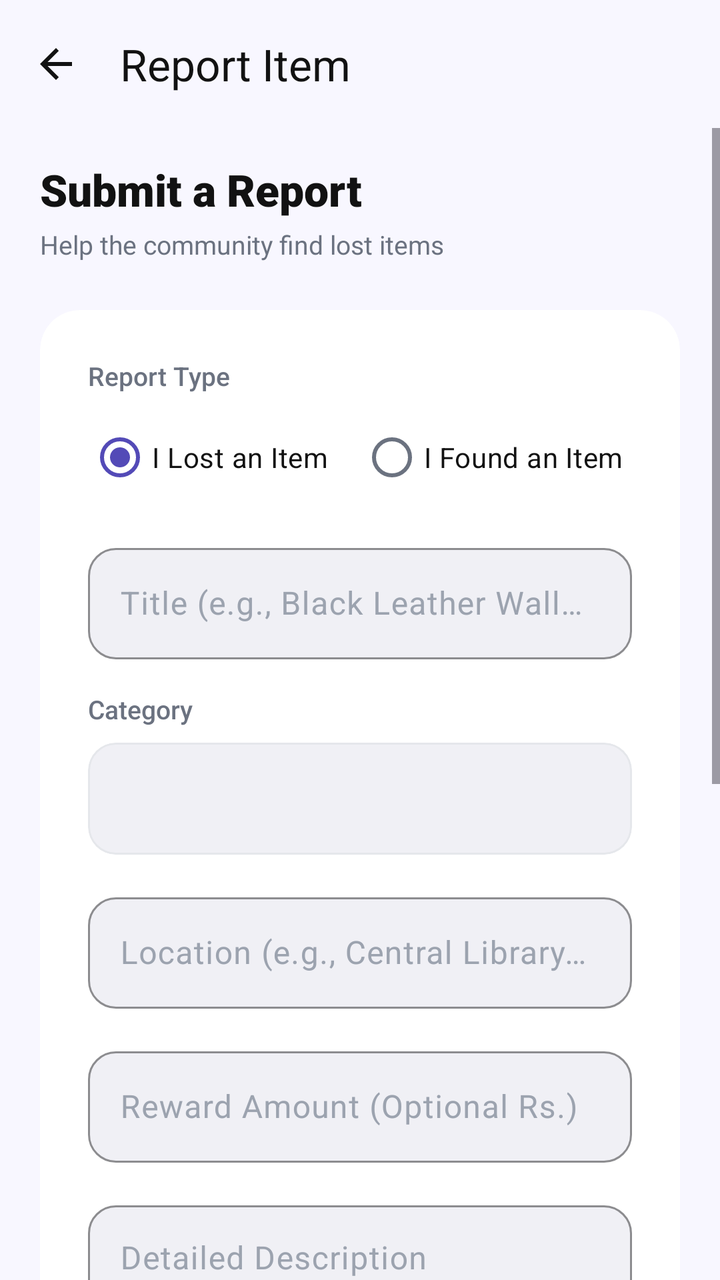
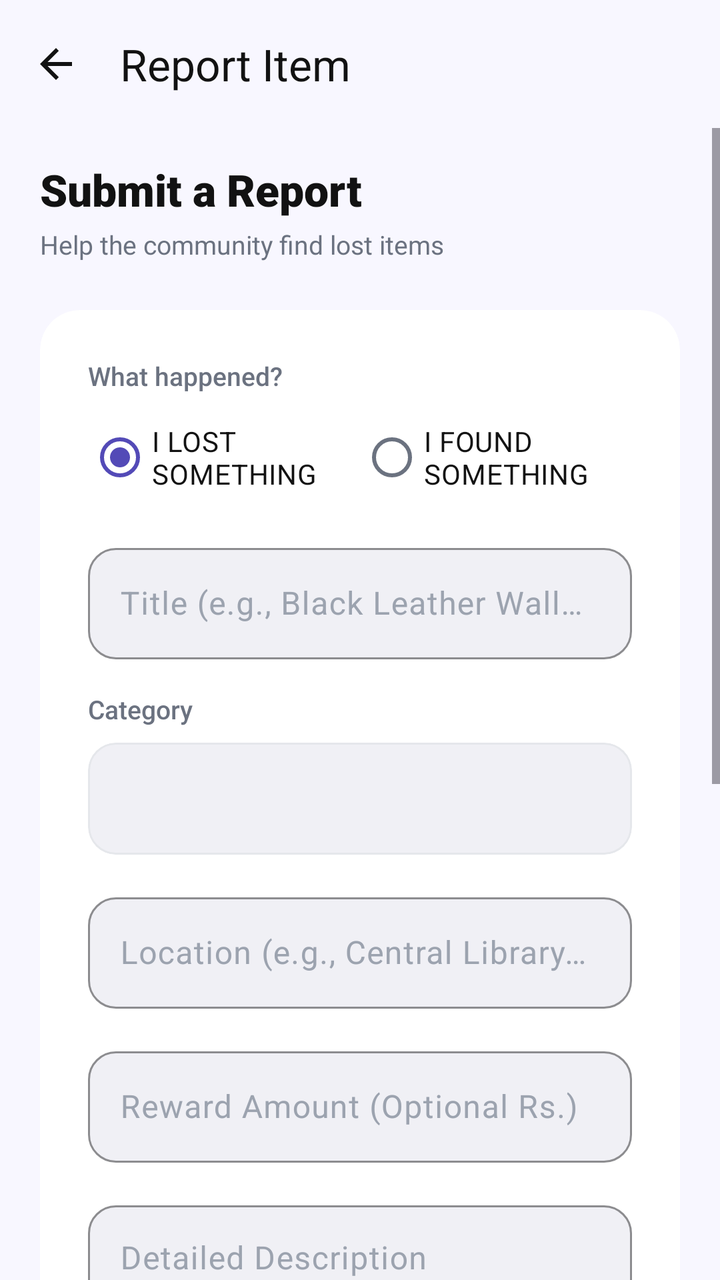

Screens rendered from an Android XML layout before and after an edit, with the pre-edit source and the edit as a unified diff.
<!-- AndroidManifest.xml: application theme Theme.Findora -->
<!-- res/layout/activity_upload_item.xml -->
<?xml version="1.0" encoding="utf-8"?>
<LinearLayout xmlns:android="http://schemas.android.com/apk/res/android"
    xmlns:app="http://schemas.android.com/apk/res-auto"
    android:layout_width="match_parent"
    android:layout_height="match_parent"
    android:background="@color/screen_background"
    android:orientation="vertical">

    <com.google.android.material.appbar.MaterialToolbar
        android:id="@+id/toolbar"
        android:layout_width="match_parent"
        android:layout_height="?attr/actionBarSize"
        android:background="@color/screen_background"
        app:navigationIcon="?attr/homeAsUpIndicator"
        app:navigationIconTint="@color/text_dark"
        app:title="Report Item"
        app:titleTextColor="@color/text_dark" />

    <ScrollView
        android:layout_width="match_parent"
        android:layout_height="match_parent"
        android:fillViewport="true">

        <LinearLayout
            android:layout_width="match_parent"
            android:layout_height="wrap_content"
            android:orientation="vertical"
            android:paddingHorizontal="@dimen/screen_padding_horizontal"
            android:paddingBottom="@dimen/spacing_xlarge">

            
            <TextView
                android:layout_width="wrap_content"
                android:layout_height="wrap_content"
                android:layout_marginTop="@dimen/spacing_medium"
                android:text="Submit a Report"
                android:textColor="@color/text_dark"
                android:textSize="@dimen/text_h2"
                android:fontFamily="sans-serif-black" />

            <TextView
                android:layout_width="wrap_content"
                android:layout_height="wrap_content"
                android:layout_marginTop="4dp"
                android:layout_marginBottom="@dimen/spacing_large"
                android:text="Help the community find lost items"
                android:textColor="@color/text_gray"
                android:textSize="@dimen/text_caption" />

            <com.google.android.material.card.MaterialCardView
                style="@style/Widget.Findora.Card"
                android:layout_width="match_parent"
                android:layout_height="wrap_content">

                <LinearLayout
                    android:layout_width="match_parent"
                    android:layout_height="wrap_content"
                    android:orientation="vertical"
                    android:padding="@dimen/spacing_large">

                    <TextView
                        android:layout_width="wrap_content"
                        android:layout_height="wrap_content"
                        android:text="Report Type"
                        android:textColor="@color/text_gray"
                        android:textSize="@dimen/text_caption"
                        android:fontFamily="sans-serif-medium" />

                    <RadioGroup
                        android:id="@+id/rgType"
                        android:layout_width="match_parent"
                        android:layout_height="wrap_content"
                        android:layout_marginTop="@dimen/spacing_small"
                        android:orientation="horizontal">

                        <RadioButton
                            android:id="@+id/rbLost"
                            android:layout_width="0dp"
                            android:layout_height="wrap_content"
                            android:layout_weight="1"
                            android:checked="true"
                            android:text="I Lost an Item"
                            android:textColor="@color/text_dark"
                            android:buttonTint="@color/primary_purple" />

                        <RadioButton
                            android:id="@+id/rbFound"
                            android:layout_width="0dp"
                            android:layout_height="wrap_content"
                            android:layout_weight="1"
                            android:text="I Found an Item"
                            android:textColor="@color/text_dark"
                            android:buttonTint="@color/primary_purple" />
                    </RadioGroup>

                    
                    <com.google.android.material.textfield.TextInputLayout
                        style="@style/Widget.Findora.TextInputLayout"
                        android:layout_width="match_parent"
                        android:layout_height="wrap_content"
                        android:layout_marginTop="@dimen/spacing_medium"
                        android:hint="Title (e.g., Black Leather Wallet)">

                        <com.google.android.material.textfield.TextInputEditText
                            android:id="@+id/etTitle"
                            android:layout_width="match_parent"
                            android:layout_height="wrap_content"
                            android:inputType="text"
                            android:textColor="@color/text_dark"
                            android:textColorHint="@color/text_hint"
                            android:singleLine="true" />
                    </com.google.android.material.textfield.TextInputLayout>

                    
                    <TextView
                        android:layout_width="wrap_content"
                        android:layout_height="wrap_content"
                        android:layout_marginTop="@dimen/spacing_medium"
                        android:text="Category"
                        android:textColor="@color/text_gray"
                        android:textSize="@dimen/text_caption"
                        android:fontFamily="sans-serif-medium" />

                    
                    <com.google.android.material.card.MaterialCardView
                        android:layout_width="match_parent"
                        android:layout_height="56dp"
                        android:layout_marginTop="@dimen/spacing_small"
                        app:cardCornerRadius="@dimen/input_corner_radius"
                        app:cardElevation="0dp"
                        app:strokeWidth="1dp"
                        app:strokeColor="@color/md_theme_outline"
                        app:cardBackgroundColor="@color/surface_02">

                        <Spinner
                            android:id="@+id/spinnerCategory"
                            android:layout_width="match_parent"
                            android:layout_height="match_parent"
                            android:background="@null"
                            android:paddingHorizontal="14dp"
                            android:popupBackground="@color/card_background" />
                    </com.google.android.material.card.MaterialCardView>

                    
                    <com.google.android.material.textfield.TextInputLayout
                        style="@style/Widget.Findora.TextInputLayout"
                        android:layout_width="match_parent"
                        android:layout_height="wrap_content"
                        android:layout_marginTop="@dimen/spacing_medium"
                        android:hint="Location (e.g., Central Library Floor 2)">

                        <com.google.android.material.textfield.TextInputEditText
                            android:id="@+id/etLocation"
                            android:layout_width="match_parent"
                            android:layout_height="wrap_content"
                            android:inputType="text"
                            android:textColor="@color/text_dark"
                            android:textColorHint="@color/text_hint"
                            android:singleLine="true" />
                    </com.google.android.material.textfield.TextInputLayout>

                    
                    <com.google.android.material.textfield.TextInputLayout
                        android:id="@+id/tilReward"
                        style="@style/Widget.Findora.TextInputLayout"
                        android:layout_width="match_parent"
                        android:layout_height="wrap_content"
                        android:layout_marginTop="@dimen/spacing_medium"
                        android:hint="Reward Amount (Optional Rs.)">

                        <com.google.android.material.textfield.TextInputEditText
                            android:id="@+id/etReward"
                            android:layout_width="match_parent"
                            android:layout_height="wrap_content"
                            android:inputType="numberDecimal"
                            android:textColor="@color/text_dark"
                            android:textColorHint="@color/text_hint"
                            android:singleLine="true" />
                    </com.google.android.material.textfield.TextInputLayout>

                    
                    <com.google.android.material.textfield.TextInputLayout
                        style="@style/Widget.Findora.TextInputLayout"
                        android:layout_width="match_parent"
                        android:layout_height="wrap_content"
                        android:layout_marginTop="@dimen/spacing_medium"
                        android:hint="Detailed Description">

                        <com.google.android.material.textfield.TextInputEditText
                            android:id="@+id/etDescription"
                            android:layout_width="match_parent"
                            android:layout_height="120dp"
                            android:gravity="top"
                            android:textColor="@color/text_dark"
                            android:textColorHint="@color/text_hint"
                            android:inputType="textMultiLine" />
                    </com.google.android.material.textfield.TextInputLayout>

                    
                    <TextView
                        android:layout_width="wrap_content"
                        android:layout_height="wrap_content"
                        android:layout_marginTop="@dimen/spacing_large"
                        android:text="Item Images"
                        android:textColor="@color/text_dark"
                        android:textSize="16sp"
                        android:fontFamily="sans-serif-medium" />

                    <TextView
                        android:layout_width="wrap_content"
                        android:layout_height="wrap_content"
                        android:layout_marginTop="2dp"
                        android:text="Upload clear photos of the item to help identification."
                        android:textColor="@color/text_gray"
                        android:textSize="@dimen/text_caption" />

                    <androidx.recyclerview.widget.RecyclerView
                        android:id="@+id/rvImages"
                        android:layout_width="match_parent"
                        android:layout_height="wrap_content"
                        android:layout_marginTop="@dimen/spacing_medium"
                        android:orientation="horizontal"
                        app:layoutManager="androidx.recyclerview.widget.LinearLayoutManager"
                        android:visibility="gone" />

                    <com.google.android.material.card.MaterialCardView
                        android:id="@+id/cardAddPhoto"
                        android:layout_width="match_parent"
                        android:layout_height="120dp"
                        android:layout_marginTop="@dimen/spacing_medium"
                        app:cardCornerRadius="12dp"
                        app:cardElevation="0dp"
                        app:strokeWidth="1dp"
                        app:strokeColor="@color/md_theme_outline"
                        app:cardBackgroundColor="@color/surface_02"
                        android:clickable="true"
                        android:focusable="true"
                        android:foreground="?attr/selectableItemBackground">

                        <LinearLayout
                            android:layout_width="wrap_content"
                            android:layout_height="wrap_content"
                            android:layout_gravity="center"
                            android:orientation="vertical"
                            android:gravity="center">

                            <ImageView
                                android:layout_width="32dp"
                                android:layout_height="32dp"
                                android:src="@android:drawable/ic_menu_camera"
                                android:tint="@color/text_gray" />

                            <TextView
                                android:layout_width="wrap_content"
                                android:layout_height="wrap_content"
                                android:layout_marginTop="8dp"
                                android:text="Add Photos (Max 5)"
                                android:textColor="@color/text_dark"
                                android:fontFamily="sans-serif-medium" />
                        </LinearLayout>
                    </com.google.android.material.card.MaterialCardView>

                    <ProgressBar
                        android:id="@+id/progressBar"
                        android:layout_width="wrap_content"
                        android:layout_height="wrap_content"
                        android:layout_gravity="center"
                        android:layout_marginTop="@dimen/spacing_medium"
                        android:indeterminateTint="@color/primary_purple"
                        android:visibility="gone" />

                    <com.google.android.material.button.MaterialButton
                        android:id="@+id/btnSubmit"
                        style="@style/Widget.Findora.Button"
                        android:layout_width="match_parent"
                        android:layout_height="@dimen/button_height"
                        android:layout_marginTop="@dimen/spacing_large"
                        android:text="Submit Report" />

                </LinearLayout>
            </com.google.android.material.card.MaterialCardView>
        </LinearLayout>
    </ScrollView>
</LinearLayout>
<!-- resources referenced by this layout -->
<resources>
  <color name="card_background">#FFFFFF</color>
  <color name="md_theme_outline">#E5E7EB</color>
  <color name="primary_purple">#534AB7</color>
  <color name="screen_background">#F8F7FF</color>
  <color name="surface_02">#F0F0F5</color>
  <color name="text_dark">#121212</color>
  <color name="text_gray">#6B7280</color>
  <color name="text_hint">#9CA3AF</color>
  <dimen name="button_height">56dp</dimen>
  <dimen name="input_corner_radius">14dp</dimen>
  <dimen name="screen_padding_horizontal">20dp</dimen>
  <dimen name="spacing_large">24dp</dimen>
  <dimen name="spacing_medium">16dp</dimen>
  <dimen name="spacing_small">8dp</dimen>
  <dimen name="spacing_xlarge">32dp</dimen>
  <dimen name="text_caption">13sp</dimen>
  <dimen name="text_h2">22sp</dimen>
  <style name="Widget.Findora.Button" parent="Widget.Material3.Button">
          <item name="cornerRadius">@dimen/button_corner_radius</item>
          <item name="android:insetTop">0dp</item>
          <item name="android:insetBottom">0dp</item>
          <item name="android:textAllCaps">false</item>
          <item name="android:textSize">@dimen/text_body</item>
          <item name="android:fontFamily">sans-serif-medium</item>
          <item name="android:minHeight">@dimen/button_height</item>
          <item name="android:letterSpacing">0.02</item>
          <item name="backgroundTint">@color/primary_purple</item>
          <item name="android:textColor">@color/white</item>
      </style>
  <style name="Widget.Findora.Card" parent="Widget.Material3.CardView.Elevated">
          <item name="cardCornerRadius">@dimen/card_corner_radius</item>
          <item name="cardElevation">0dp</item>
          <item name="strokeWidth">0dp</item>
          <item name="cardBackgroundColor">@color/card_background</item>
          <item name="rippleColor">@color/primary_purple_10</item>
      </style>
  <dimen name="button_corner_radius">16dp</dimen>
  <dimen name="text_body">15sp</dimen>
  <color name="white">#FFFFFF</color>
  <dimen name="card_corner_radius">20dp</dimen>
  <color name="primary_purple_10">#1A534AB7</color>
  <color name="light_purple">#EEEDFE</color>
  <color name="md_theme_onPrimaryContainer">#3B3482</color>
  <color name="success_green">#16A34A</color>
  <color name="md_theme_onSecondary">#FFFFFF</color>
  <color name="light_green">#DCFCE7</color>
  <color name="error_red">#DC2626</color>
  <color name="md_theme_onError">#FFFFFF</color>
  <color name="surface_01">#FFFFFF</color>
  <style name="Widget.Findora.Chip" parent="Widget.Material3.Chip.Filter">
          <item name="chipCornerRadius">@dimen/chip_corner_radius</item>
          <item name="chipBackgroundColor">@color/chip_bg_colors</item>
          <item name="chipStrokeColor">@color/chip_stroke_colors</item>
          <item name="chipStrokeWidth">1dp</item>
          <item name="android:textColor">@color/chip_text_colors</item>
          <item name="checkedIconVisible">false</item>
          <item name="chipMinHeight">36dp</item>
          <item name="android:textSize">@dimen/text_caption</item>
          <item name="android:textStyle">bold</item>
      </style>
  <style name="Widget.Findora.BottomNav" parent="Widget.MaterialComponents.BottomNavigationView">
          <item name="itemIconTint">@color/nav_item_colors</item>
          <item name="itemTextColor">@color/nav_item_colors</item>
          <item name="itemActiveIndicatorStyle">@style/Widget.Findora.BottomNav.ActiveIndicator</item>
      </style>
  <dimen name="chip_corner_radius">20dp</dimen>
  <style name="Widget.Findora.BottomNav.ActiveIndicator" parent="Widget.Material3.BottomNavigationView.ActiveIndicator">
          <item name="android:color">@color/light_purple</item>
      </style>
  <!-- unchanged entries left out for length: 2 -->
</resources>

<!-- the commit's change to res/layout/activity_upload_item.xml (unified diff, before → after) -->
@@ -61,7 +61,7 @@
                     <TextView
                         android:layout_width="wrap_content"
                         android:layout_height="wrap_content"
-                        android:text="Report Type"
+                        android:text="What happened?"
                         android:textColor="@color/text_gray"
                         android:textSize="@dimen/text_caption"
                         android:fontFamily="sans-serif-medium" />
@@ -79,7 +79,7 @@
                             android:layout_height="wrap_content"
                             android:layout_weight="1"
                             android:checked="true"
-                            android:text="I Lost an Item"
+                            android:text="I LOST SOMETHING"
                             android:textColor="@color/text_dark"
                             android:buttonTint="@color/primary_purple" />
 
@@ -88,7 +88,7 @@
                             android:layout_width="0dp"
                             android:layout_height="wrap_content"
                             android:layout_weight="1"
-                            android:text="I Found an Item"
+                            android:text="I FOUND SOMETHING"
                             android:textColor="@color/text_dark"
                             android:buttonTint="@color/primary_purple" />
                     </RadioGroup>
